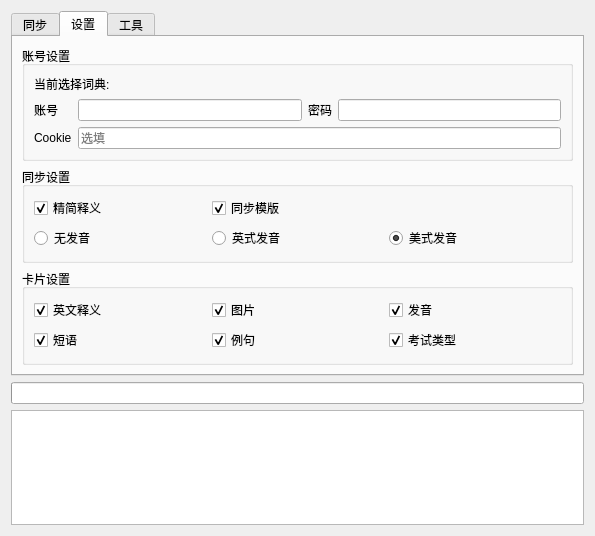
Old version of the form addon/UIForm/mainUI.ui in the repository 0x0501/Apora-Dict2Anki.
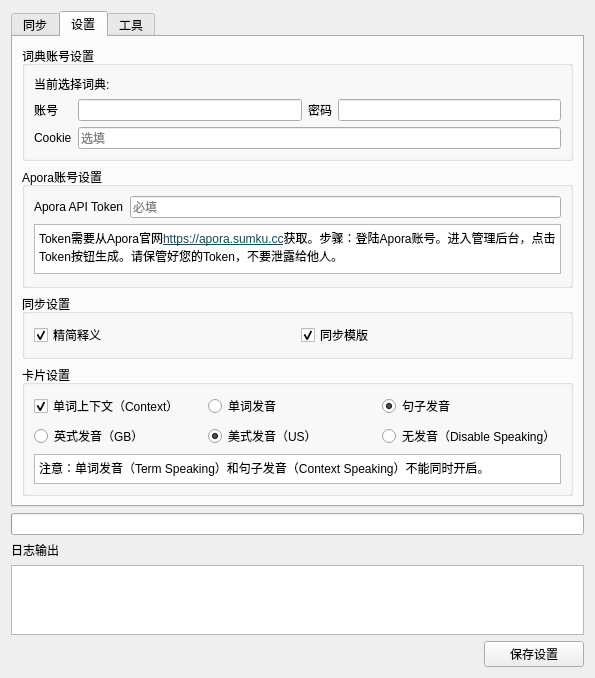
New version of the form. The open tabs and pages were chosen to show the change.

Commit message: feat: update mainUI and addonWindows.

The edit to the form file:
```diff
--- a/addon/UIForm/mainUI.ui
+++ b/addon/UIForm/mainUI.ui
@@ -7,7 +7,7 @@
     <x>0</x>
     <y>0</y>
     <width>595</width>
-    <height>536</height>
+    <height>614</height>
    </rect>
   </property>
   <property name="windowTitle">
@@ -207,32 +207,116 @@
        <string>设置</string>
       </attribute>
       <layout class="QGridLayout" name="gridLayout_2">
-       <item row="1" column="0" colspan="2">
+       <item row="4" column="0" colspan="2">
+        <widget class="QGroupBox" name="cardConfigGroupBox">
+         <property name="title">
+          <string>卡片设置</string>
+         </property>
+         <layout class="QGridLayout" name="gridLayout_6">
+          <item row="4" column="2">
+           <widget class="QRadioButton" name="disableSpeakingRadioButton">
+            <property name="enabled">
+             <bool>true</bool>
+            </property>
+            <property name="text">
+             <string>无发音（Disable Speaking）</string>
+            </property>
+            <attribute name="buttonGroup">
+             <string notr="true">SpeakingRadioButtonGroup</string>
+            </attribute>
+           </widget>
+          </item>
+          <item row="4" column="0">
+           <widget class="QRadioButton" name="GBSpeakingRadioButton">
+            <property name="text">
+             <string>英式发音（GB）</string>
+            </property>
+            <property name="checked">
+             <bool>false</bool>
+            </property>
+            <attribute name="buttonGroup">
+             <string notr="true">SpeakingVariantRadioButtonGroup</string>
+            </attribute>
+           </widget>
+          </item>
+          <item row="4" column="1">
+           <widget class="QRadioButton" name="USSpeakingRadioButton">
+            <property name="text">
+             <string>美式发音（US）</string>
+            </property>
+            <property name="checked">
+             <bool>true</bool>
+            </property>
+            <attribute name="buttonGroup">
+             <string notr="true">SpeakingVariantRadioButtonGroup</string>
+            </attribute>
+           </widget>
+          </item>
+          <item row="0" column="1">
+           <widget class="QRadioButton" name="termSpeakingRadioButton">
+            <property name="text">
+             <string>单词发音</string>
+            </property>
+            <property name="checked">
+             <bool>false</bool>
+            </property>
+            <attribute name="buttonGroup">
+             <string notr="true">SpeakingRadioButtonGroup</string>
+            </attribute>
+           </widget>
+          </item>
+          <item row="0" column="0">
+           <widget class="QCheckBox" name="enableContextCheckBox">
+            <property name="text">
+             <string>单词上下文（Context）</string>
+            </property>
+            <property name="checked">
+             <bool>true</bool>
+            </property>
+           </widget>
+          </item>
+          <item row="0" column="2">
+           <widget class="QRadioButton" name="contextSpeakingRadioButton">
+            <property name="text">
+             <string>句子发音</string>
+            </property>
+            <property name="checked">
+             <bool>true</bool>
+            </property>
+            <attribute name="buttonGroup">
+             <string notr="true">SpeakingRadioButtonGroup</string>
+            </attribute>
+           </widget>
+          </item>
+          <item row="5" column="0" colspan="3">
+           <widget class="QTextBrowser" name="cardSettingDescription">
+            <property name="maximumSize">
+             <size>
+              <width>16777215</width>
+              <height>30</height>
+             </size>
+            </property>
+            <property name="html">
+             <string>&lt;!DOCTYPE HTML PUBLIC &quot;-//W3C//DTD HTML 4.0//EN&quot; &quot;http://www.w3.org/TR/REC-html40/strict.dtd&quot;&gt;
+&lt;html&gt;&lt;head&gt;&lt;meta name=&quot;qrichtext&quot; content=&quot;1&quot; /&gt;&lt;meta charset=&quot;utf-8&quot; /&gt;&lt;style type=&quot;text/css&quot;&gt;
+p, li { white-space: pre-wrap; }
+hr { height: 1px; border-width: 0; }
+li.unchecked::marker { content: &quot;\2610&quot;; }
+li.checked::marker { content: &quot;\2612&quot;; }
+&lt;/style&gt;&lt;/head&gt;&lt;body style=&quot; font-family:'Microsoft YaHei UI'; font-size:9pt; font-weight:400; font-style:normal;&quot;&gt;
+&lt;p align=&quot;justify&quot; style=&quot; margin-top:0px; margin-bottom:0px; margin-left:0px; margin-right:0px; -qt-block-indent:0; text-indent:0px;&quot;&gt;注意：单词发音（Term Speaking）和句子发音（Context Speaking）不能同时开启。&lt;/p&gt;&lt;/body&gt;&lt;/html&gt;</string>
+            </property>
+           </widget>
+          </item>
+         </layout>
+        </widget>
+       </item>
+       <item row="3" column="0" colspan="2">
         <widget class="QGroupBox" name="defaultConfigGroupBox">
          <property name="title">
           <string>同步设置</string>
          </property>
          <layout class="QGridLayout" name="gridLayout">
-          <item row="1" column="2">
-           <widget class="QRadioButton" name="AmEPronRadioButton">
-            <property name="text">
-             <string>美式发音</string>
-            </property>
-            <property name="checked">
-             <bool>true</bool>
-            </property>
-           </widget>
-          </item>
-          <item row="1" column="0">
-           <widget class="QRadioButton" name="noPronRadioButton">
-            <property name="enabled">
-             <bool>true</bool>
-            </property>
-            <property name="text">
-             <string>无发音</string>
-            </property>
-           </widget>
-          </item>
           <item row="0" column="0">
            <widget class="QCheckBox" name="briefDefinitionCheckBox">
             <property name="toolTip">
@@ -246,16 +330,6 @@
             </property>
            </widget>
           </item>
-          <item row="1" column="1">
-           <widget class="QRadioButton" name="BrEPronRadioButton">
-            <property name="text">
-             <string>英式发音</string>
-            </property>
-            <property name="checked">
-             <bool>false</bool>
-            </property>
-           </widget>
-          </item>
           <item row="0" column="1">
            <widget class="QCheckBox" name="syncTemplatesCheckbox">
             <property name="text">
@@ -269,10 +343,74 @@
          </layout>
         </widget>
        </item>
+       <item row="1" column="0" colspan="2">
+        <widget class="QGroupBox" name="aporaCredentialGroupBox">
+         <property name="title">
+          <string>Apora账号设置</string>
+         </property>
+         <layout class="QGridLayout" name="gridLayout_10">
+          <item row="0" column="0">
+           <widget class="QLabel" name="AporaTokenLabel">
+            <property name="sizePolicy">
+             <sizepolicy hsizetype="Fixed" vsizetype="Fixed">
+              <horstretch>0</horstretch>
+              <verstretch>0</verstretch>
+             </sizepolicy>
+            </property>
+            <property name="text">
+             <string>Apora API Token</string>
+            </property>
+            <property name="alignment">
+             <set>Qt::AlignmentFlag::AlignLeading|Qt::AlignmentFlag::AlignLeft|Qt::AlignmentFlag::AlignVCenter</set>
+            </property>
+           </widget>
+          </item>
+          <item row="0" column="1" colspan="2">
+           <widget class="QLineEdit" name="AporaAPITokenLineEdit">
+            <property name="enabled">
+             <bool>true</bool>
+            </property>
+            <property name="placeholderText">
+             <string>必填</string>
+            </property>
+            <property name="clearButtonEnabled">
+             <bool>true</bool>
+            </property>
+           </widget>
+          </item>
+          <item row="1" column="0" colspan="3">
+           <widget class="QTextBrowser" name="AporaAPITokenDescription">
+            <property name="maximumSize">
+             <size>
+              <width>16777215</width>
+              <height>50</height>
+             </size>
+            </property>
+            <property name="styleSheet">
+             <string notr="true"/>
+            </property>
+            <property name="html">
+             <string>&lt;!DOCTYPE HTML PUBLIC &quot;-//W3C//DTD HTML 4.0//EN&quot; &quot;http://www.w3.org/TR/REC-html40/strict.dtd&quot;&gt;
+&lt;html&gt;&lt;head&gt;&lt;meta name=&quot;qrichtext&quot; content=&quot;1&quot; /&gt;&lt;meta charset=&quot;utf-8&quot; /&gt;&lt;style type=&quot;text/css&quot;&gt;
+p, li { white-space: pre-wrap; }
+hr { height: 1px; border-width: 0; }
+li.unchecked::marker { content: &quot;\2610&quot;; }
+li.checked::marker { content: &quot;\2612&quot;; }
+&lt;/style&gt;&lt;/head&gt;&lt;body style=&quot; font-family:'Microsoft YaHei UI'; font-size:9pt; font-weight:400; font-style:normal;&quot;&gt;
+&lt;p style=&quot; margin-top:0px; margin-bottom:0px; margin-left:0px; margin-right:0px; -qt-block-indent:0; text-indent:0px;&quot;&gt;Token需要从Apora官网&lt;a href=&quot;https://apora.sumku.cc&quot;&gt;&lt;span style=&quot; text-decoration: underline; color:#134958;&quot;&gt;https://apora.sumku.cc&lt;/span&gt;&lt;/a&gt;获取。步骤：登陆Apora账号。进入管理后台，点击Token按钮生成。请保管好您的Token，不要泄露给他人。&lt;/p&gt;&lt;/body&gt;&lt;/html&gt;</string>
+            </property>
+            <property name="openExternalLinks">
+             <bool>true</bool>
+            </property>
+           </widget>
+          </item>
+         </layout>
+        </widget>
+       </item>
        <item row="0" column="0" colspan="2">
         <widget class="QGroupBox" name="credentialGroupBox">
          <property name="title">
-          <string>账号设置</string>
+          <string>词典账号设置</string>
          </property>
          <layout class="QGridLayout" name="gridLayout_3">
           <item row="0" column="0" colspan="2">
@@ -337,78 +475,6 @@
          </layout>
         </widget>
        </item>
-       <item row="2" column="0" colspan="2">
-        <widget class="QGroupBox" name="cardConfigGroupBox">
-         <property name="title">
-          <string>卡片设置</string>
-         </property>
-         <layout class="QGridLayout" name="gridLayout_6">
-          <item row="1" column="0">
-           <widget class="QCheckBox" name="phraseCheckBox">
-            <property name="text">
-             <string>短语</string>
-            </property>
-            <property name="checked">
-             <bool>true</bool>
-            </property>
-           </widget>
-          </item>
-          <item row="0" column="2">
-           <widget class="QCheckBox" name="pronunciationCheckBox">
-            <property name="text">
-             <string>发音</string>
-            </property>
-            <property name="checked">
-             <bool>true</bool>
-            </property>
-           </widget>
-          </item>
-          <item row="0" column="0">
-           <widget class="QCheckBox" name="definitionEnCheckBox">
-            <property name="toolTip">
-             <string>Include English Translations</string>
-            </property>
-            <property name="text">
-             <string>英文释义</string>
-            </property>
-            <property name="checked">
-             <bool>true</bool>
-            </property>
-           </widget>
-          </item>
-          <item row="0" column="1">
-           <widget class="QCheckBox" name="imageCheckBox">
-            <property name="text">
-             <string>图片</string>
-            </property>
-            <property name="checked">
-             <bool>true</bool>
-            </property>
-           </widget>
-          </item>
-          <item row="1" column="1">
-           <widget class="QCheckBox" name="sentenceCheckBox">
-            <property name="text">
-             <string>例句</string>
-            </property>
-            <property name="checked">
-             <bool>true</bool>
-            </property>
-           </widget>
-          </item>
-          <item row="1" column="2">
-           <widget class="QCheckBox" name="examTypeCheckBox">
-            <property name="text">
-             <string>考试类型</string>
-            </property>
-            <property name="checked">
-             <bool>true</bool>
-            </property>
-           </widget>
-          </item>
-         </layout>
-        </widget>
-       </item>
       </layout>
      </widget>
      <widget class="QWidget" name="utilitiesTab">
@@ -495,16 +561,53 @@
      </property>
     </widget>
    </item>
+   <item>
+    <widget class="QLabel" name="logTextLabel">
+     <property name="text">
+      <string>日志输出</string>
+     </property>
+    </widget>
+   </item>
    <item>
     <widget class="QPlainTextEdit" name="logTextBox">
      <property name="undoRedoEnabled">
       <bool>false</bool>
      </property>
      <property name="lineWrapMode">
-      <enum>QPlainTextEdit::NoWrap</enum>
+      <enum>QPlainTextEdit::LineWrapMode::WidgetWidth</enum>
      </property>
     </widget>
    </item>
+   <item>
+    <layout class="QHBoxLayout" name="FooterGroup">
+     <item>
+      <spacer name="horizontalSpacer">
+       <property name="orientation">
+        <enum>Qt::Orientation::Horizontal</enum>
+       </property>
+       <property name="sizeHint" stdset="0">
+        <size>
+         <width>40</width>
+         <height>20</height>
+        </size>
+       </property>
+      </spacer>
+     </item>
+     <item>
+      <widget class="QPushButton" name="saveSettingsButton">
+       <property name="minimumSize">
+        <size>
+         <width>100</width>
+         <height>0</height>
+        </size>
+       </property>
+       <property name="text">
+        <string>保存设置</string>
+       </property>
+      </widget>
+     </item>
+    </layout>
+   </item>
   </layout>
  </widget>
  <resources/>
```
Left out of the diff: 133 changed lines with no effect on the pictures. The commit also changes 2 other files.
